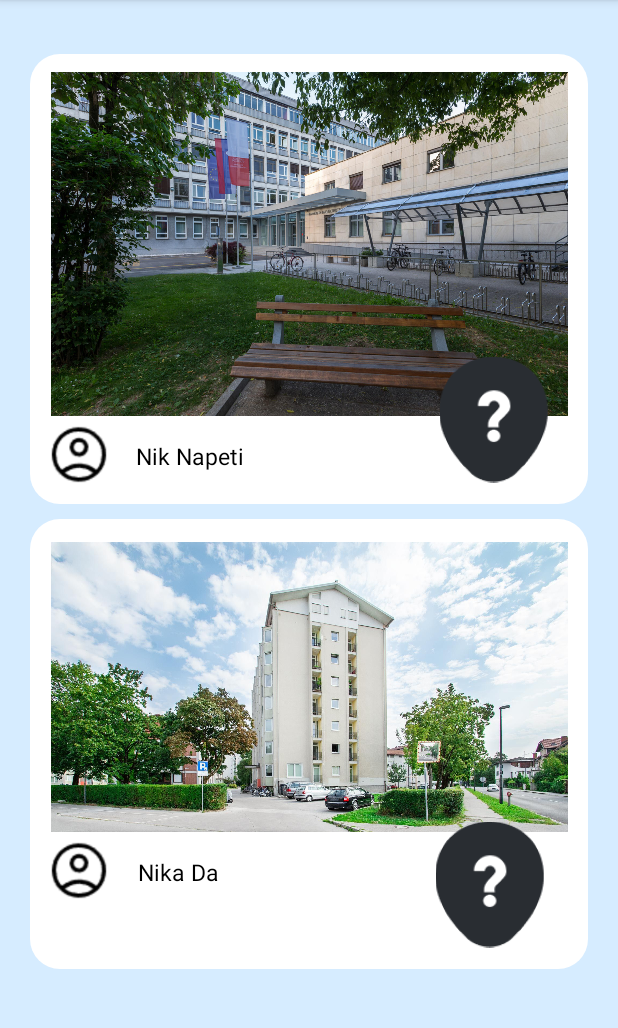
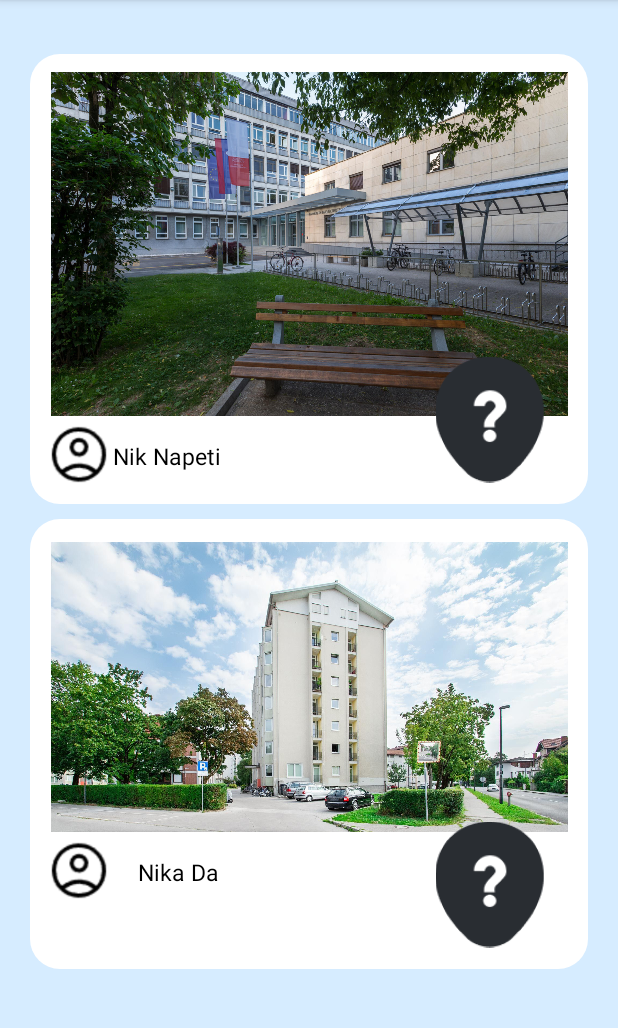
Before and after one commit to timotejsalamon/SnapMap, an Android app: the screen it shows after launch (MainActivity), on a phone screen of 412 x 824 dp, the part 84-1112 px from its top. Run offline under Robolectric (Android 15) with nearby library versions, the phone set to English and light mode, and no system bars.

Commit message:
lokacija

```diff
--- /dev/null
+++ b/app/src/main/java/si/uni_lj/fe/tnuv/snapmap/lokacija.java
@@ -0,0 +1,4 @@
+package si.uni_lj.fe.tnuv.snapmap;
+
+public class lokacija {
+}
--- a/app/src/main/res/layout/activity_main.xml
+++ b/app/src/main/res/layout/activity_main.xml
@@ -73,8 +73,6 @@
                     android:textColor="@color/black"
                     android:textSize="15sp"
                     app:layout_constraintBottom_toBottomOf="parent"
-                    app:layout_constraintEnd_toEndOf="parent"
-                    app:layout_constraintHorizontal_bias="0.063"
                     app:layout_constraintStart_toEndOf="@+id/ikona_profila"
                     app:layout_constraintTop_toBottomOf="@+id/lokacija1Slika"
                     app:layout_constraintVertical_bias="0.0" />
--- /dev/null
+++ b/app/src/main/res/layout/lokacija.xml
@@ -0,0 +1,6 @@
+<?xml version="1.0" encoding="utf-8"?>
+<androidx.constraintlayout.widget.ConstraintLayout xmlns:android="http://schemas.android.com/apk/res/android"
+    android:layout_width="match_parent"
+    android:layout_height="match_parent">
+
+</androidx.constraintlayout.widget.ConstraintLayout>
```
